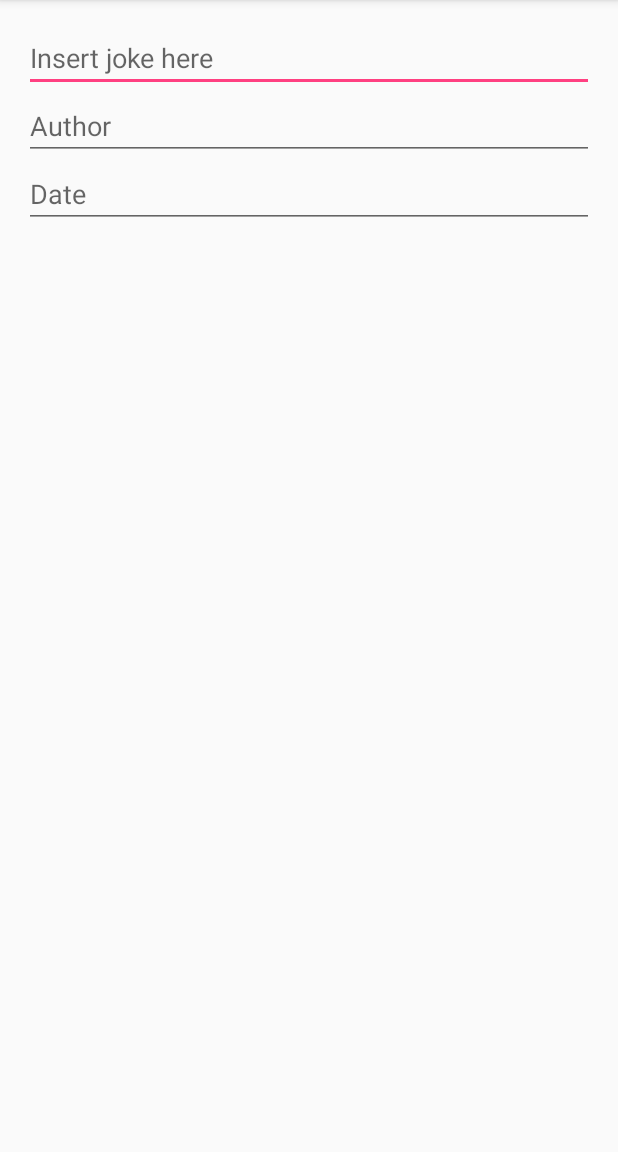
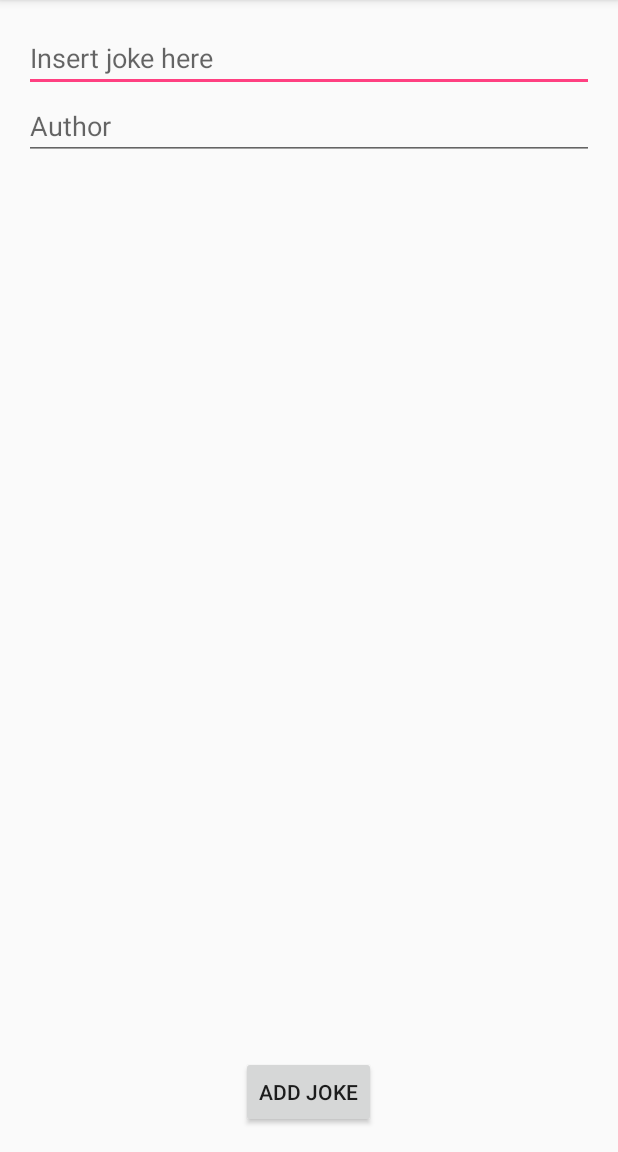
Before and after one commit to BlackRoger/Android, an Android app: the AddNewJoke screen opened directly, with no data from a screen before it, on a phone screen of 412 x 824 dp, the part 84-1236 px from its top. Run offline under Robolectric (Android 15) with nearby library versions, the phone set to English and light mode, and no system bars.

Commit message:
added add button

```diff
--- a/MyApplication/Exersice3/app/src/main/res/layout/activity_add_new_joke.xml
+++ b/MyApplication/Exersice3/app/src/main/res/layout/activity_add_new_joke.xml
@@ -1,5 +1,5 @@
 <?xml version="1.0" encoding="utf-8"?>
-<LinearLayout xmlns:android="http://schemas.android.com/apk/res/android"
+<RelativeLayout xmlns:android="http://schemas.android.com/apk/res/android"
     xmlns:tools="http://schemas.android.com/tools" android:layout_width="match_parent"
     android:layout_height="match_parent" android:paddingLeft="@dimen/activity_horizontal_margin"
     android:paddingRight="@dimen/activity_horizontal_margin"
@@ -25,13 +25,6 @@
             android:layout_width="fill_parent"
             android:layout_height="wrap_content"
             android:hint="@string/add_joke_author"/>
-
-        <EditText
-            android:id="@+id/add_date_field"
-            android:layout_width="fill_parent"
-            android:layout_height="wrap_content"
-            android:inputType="date"
-            android:hint="@string/add_joke_date"/>
     </LinearLayout>
 
     <Button
@@ -39,7 +32,7 @@
         android:layout_height="wrap_content"
         android:layout_centerHorizontal="true"
         android:layout_alignParentBottom="true"
-        android:text="Add Joke"
+        android:text="@string/add_joke_button"
         android:onClick="addJoke"/>
 
-</LinearLayout>
+</RelativeLayout>
--- a/MyApplication/Exersice3/app/src/main/res/values/strings.xml
+++ b/MyApplication/Exersice3/app/src/main/res/values/strings.xml
@@ -12,4 +12,5 @@
     <string name="add_joke_field">Insert joke here</string>
     <string name="add_joke_author">Author</string>
     <string name="add_joke_date">Date</string>
+    <string name="add_joke_button">Add Joke</string>
 </resources>
```
Also changed, not shown: MyApplication/Exersice3/app/src/main/java/com/ex3/exersice3/AddNewJoke.java (+11 -3 lines), MyApplication/Exersice3/app/src/main/java/com/ex3/exersice3/JokesList.java (+10 -0 lines).
